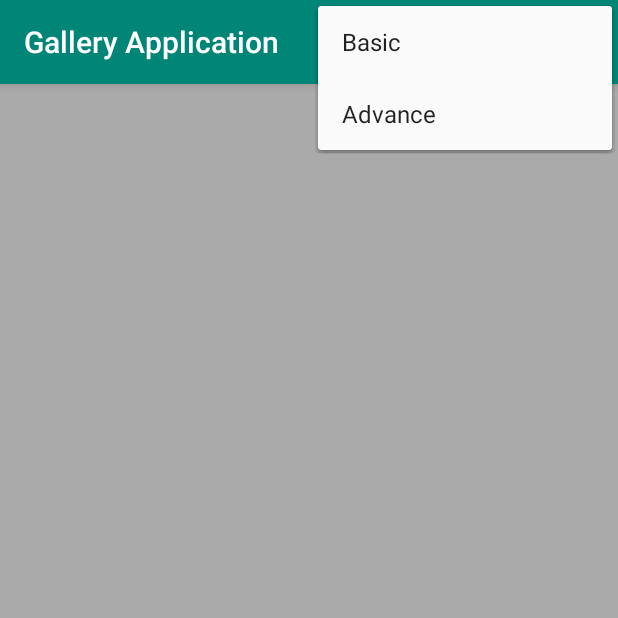
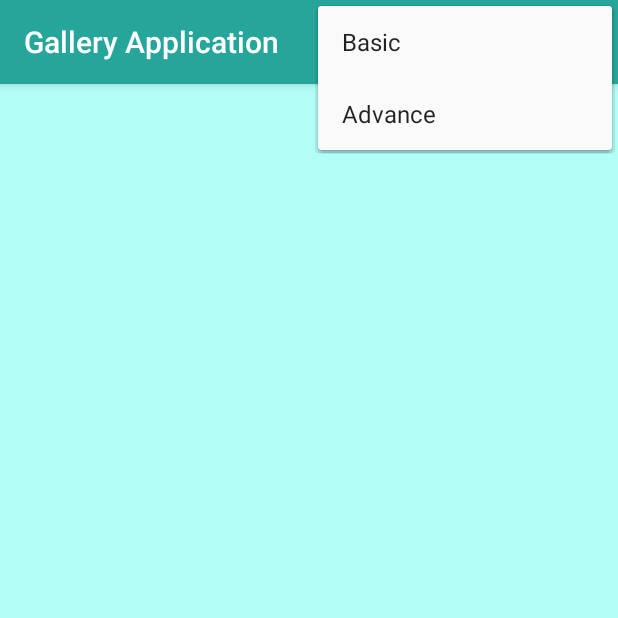
Before and after one commit to luisanthoniealkins/Gallery_Application, an Android app: the screen it shows after launch (MainActivity), with the options menu open, on a phone screen of 412 x 824 dp, the top half of it. Run offline under Robolectric (Android 15) with nearby library versions, the phone set to English and light mode, and no system bars; 1 statement that could not run was skipped.

Commit message:
Commit 6

```diff
--- a/app/src/main/AndroidManifest.xml
+++ b/app/src/main/AndroidManifest.xml
@@ -18,8 +18,7 @@
                 <category android:name="android.intent.category.LAUNCHER" />
             </intent-filter>
         </activity>
-        <activity android:name=".ImageActivity"
-            android:theme="@style/AppTheme.NoActionBar"/>
+        <activity android:name=".ImageActivity" android:theme="@style/AppTheme.NoActionBar"/>
     </application>
 
 </manifest>
--- a/app/src/main/java/com/laacompany/galleryapplication/MainActivity.java
+++ b/app/src/main/java/com/laacompany/galleryapplication/MainActivity.java
@@ -42,6 +42,10 @@ public class MainActivity extends AppCompatActivity {
     protected void onCreate(Bundle savedInstanceState) {
         super.onCreate(savedInstanceState);
         setContentView(R.layout.activity_main);
+
+
+        checkPermission();
+
         mRecyclerView = findViewById(R.id.id_recyclerview);
 
         context = MainActivity.this;
@@ -56,10 +60,8 @@ public class MainActivity extends AppCompatActivity {
     @Override
     protected void onStart() {
         super.onStart();
-
         if (checkPermission())
             showBasicList();
-
     }
 
 
@@ -73,7 +75,8 @@ public class MainActivity extends AppCompatActivity {
         if (downloadFolder.exists())
         {
             File files[] = downloadFolder.listFiles();
-
+            try
+            {
                 for (File file : files)
                 {
                     Spacecraft s = new Spacecraft();
@@ -81,6 +84,11 @@ public class MainActivity extends AppCompatActivity {
                     s.setUri(Uri.fromFile(file));
                     spacecrafts.add(s);
                 }
+            } catch (Exception e){
+                e.printStackTrace();
+            }
+
+
         }
 
         return spacecrafts;
@@ -125,7 +133,6 @@ public class MainActivity extends AppCompatActivity {
         mRecyclerView.setAdapter(mAdapter);
     }
 
-
     @TargetApi(Build.VERSION_CODES.JELLY_BEAN)
     public boolean checkPermission()
     {
@@ -137,7 +144,7 @@ public class MainActivity extends AppCompatActivity {
                     AlertDialog.Builder alertBuilder = new AlertDialog.Builder(context);
                     alertBuilder.setCancelable(true);
                     alertBuilder.setTitle("Permission necessary");
-                    alertBuilder.setMessage("Permission is needed to load images");
+                    alertBuilder.setMessage("Load gallery permission is needed to load images");
                     alertBuilder.setPositiveButton(android.R.string.yes, new DialogInterface.OnClickListener() {
                         @TargetApi(Build.VERSION_CODES.JELLY_BEAN)
                         public void onClick(DialogInterface dialog, int which) {
@@ -163,9 +170,9 @@ public class MainActivity extends AppCompatActivity {
         switch (requestCode) {
             case LOAD_IMAGE_PERMISSION_CODE:
                 if (grantResults.length > 0 && grantResults[0] == PackageManager.PERMISSION_GRANTED) {
-                    showBasicList();
                 } else {
                     //code for deny
+                    finish();
                 }
                 break;
         }
--- a/app/src/main/res/layout/activity_main.xml
+++ b/app/src/main/res/layout/activity_main.xml
@@ -11,7 +11,7 @@
         android:layout_width="match_parent"
         android:layout_height="match_parent"
         android:scrollbars="vertical"
-        android:background="#AAA">
+        android:background="#b2fef7">
 
     </android.support.v7.widget.RecyclerView>
 
--- a/app/src/main/res/layout/album_layout.xml
+++ b/app/src/main/res/layout/album_layout.xml
@@ -5,7 +5,7 @@
     android:layout_width="wrap_content"
     android:layout_height="wrap_content"
     android:background="#fafafa"
-    android:layout_margin="4dp"
+    android:layout_margin="2dp"
     android:padding="4dp"
     android:elevation="12dp">
 
--- a/app/src/main/res/values/colors.xml
+++ b/app/src/main/res/values/colors.xml
@@ -1,6 +1,6 @@
 <?xml version="1.0" encoding="utf-8"?>
 <resources>
-    <color name="colorPrimary">#008577</color>
-    <color name="colorPrimaryDark">#00574B</color>
+    <color name="colorPrimary">#26a69a</color>
+    <color name="colorPrimaryDark">#00766c</color>
     <color name="colorAccent">#D81B60</color>
 </resources>
```
Lines whose indentation alone changed are shown as unchanged.
